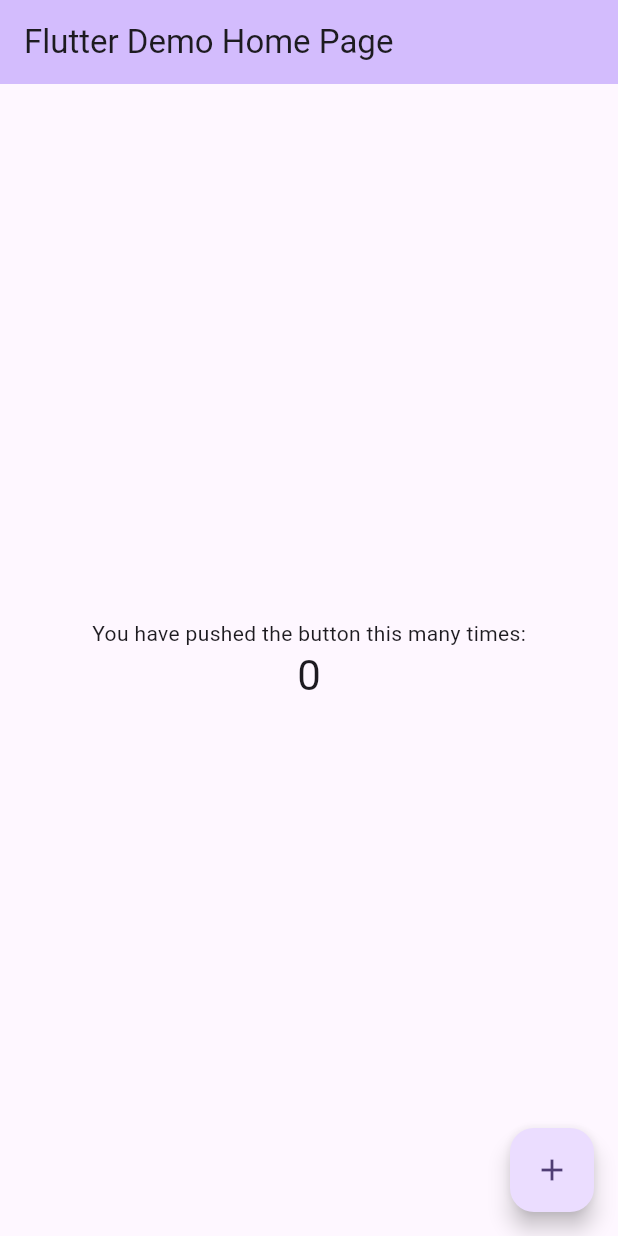
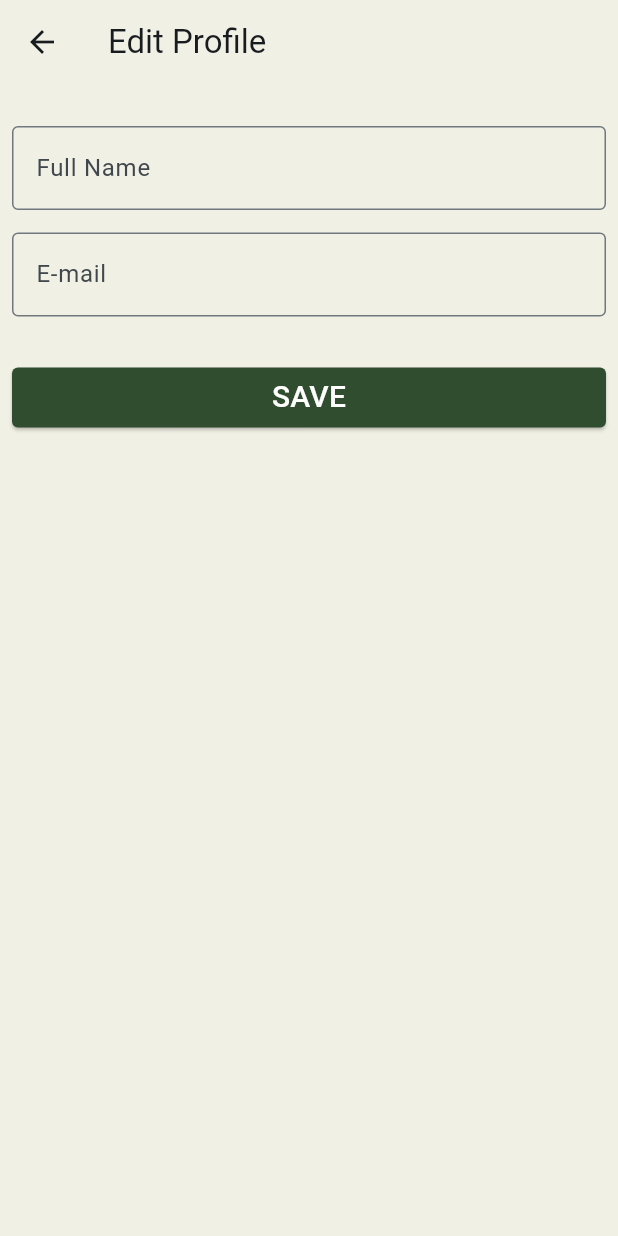
Before and after one commit to Narutchai01/Plant-Diseases-Detec-application, a Flutter app: the screen it shows after launch, on a phone screen of 412 x 824 dp. Run offline on Flutter 3.47's test engine with Material 3 defaults, Android fonts, the phone set to English and light mode, and no system bars.

Commit message:
add edit page

```diff
--- a/lib/main.dart
+++ b/lib/main.dart
@@ -1,3 +1,4 @@
+import 'package:capstonec/screen/Edit.dart';
 import 'package:flutter/material.dart';
 
 void main() {
@@ -7,119 +8,16 @@ void main() {
 class MyApp extends StatelessWidget {
   const MyApp({super.key});
 
-  // This widget is the root of your application.
   @override
   Widget build(BuildContext context) {
     return MaterialApp(
+      debugShowCheckedModeBanner: false,
       title: 'Flutter Demo',
       theme: ThemeData(
-        // This is the theme of your application.
-        //
-        // TRY THIS: Try running your application with "flutter run". You'll see
-        // the application has a purple toolbar. Then, without quitting the app,
-        // try changing the seedColor in the colorScheme below to Colors.green
-        // and then invoke "hot reload" (save your changes or press the "hot
-        // reload" button in a Flutter-supported IDE, or press "r" if you used
-        // the command line to start the app).
-        //
-        // Notice that the counter didn't reset back to zero; the application
-        // state is not lost during the reload. To reset the state, use hot
-        // restart instead.
-        //
-        // This works for code too, not just values: Most code changes can be
-        // tested with just a hot reload.
-        colorScheme: ColorScheme.fromSeed(seedColor: Colors.deepPurple),
+        colorScheme: ColorScheme.fromSeed(seedColor: Colors.lightBlueAccent),
         useMaterial3: true,
       ),
-      home: const MyHomePage(title: 'Flutter Demo Home Page'),
+      home: Editscreen(),
     );
   }
 }
-
-class MyHomePage extends StatefulWidget {
-  const MyHomePage({super.key, required this.title});
-
-  // This widget is the home page of your application. It is stateful, meaning
-  // that it has a State object (defined below) that contains fields that affect
-  // how it looks.
-
-  // This class is the configuration for the state. It holds the values (in this
-  // case the title) provided by the parent (in this case the App widget) and
-  // used by the build method of the State. Fields in a Widget subclass are
-  // always marked "final".
-
-  final String title;
-
-  @override
-  State<MyHomePage> createState() => _MyHomePageState();
-}
-
-class _MyHomePageState extends State<MyHomePage> {
-  int _counter = 0;
-
-  void _incrementCounter() {
-    setState(() {
-      // This call to setState tells the Flutter framework that something has
-      // changed in this State, which causes it to rerun the build method below
-      // so that the display can reflect the updated values. If we changed
-      // _counter without calling setState(), then the build method would not be
-      // called again, and so nothing would appear to happen.
-      _counter++;
-    });
-  }
-
-  @override
-  Widget build(BuildContext context) {
-    // This method is rerun every time setState is called, for instance as done
-    // by the _incrementCounter method above.
-    //
-    // The Flutter framework has been optimized to make rerunning build methods
-    // fast, so that you can just rebuild anything that needs updating rather
-    // than having to individually change instances of widgets.
-    return Scaffold(
-      appBar: AppBar(
-        // TRY THIS: Try changing the color here to a specific color (to
-        // Colors.amber, perhaps?) and trigger a hot reload to see the AppBar
-        // change color while the other colors stay the same.
-        backgroundColor: Theme.of(context).colorScheme.inversePrimary,
-        // Here we take the value from the MyHomePage object that was created by
-        // the App.build method, and use it to set our appbar title.
-        title: Text(widget.title),
-      ),
-      body: Center(
-        // Center is a layout widget. It takes a single child and positions it
-        // in the middle of the parent.
-        child: Column(
-          // Column is also a layout widget. It takes a list of children and
-          // arranges them vertically. By default, it sizes itself to fit its
-          // children horizontally, and tries to be as tall as its parent.
-          //
-          // Column has various properties to control how it sizes itself and
-          // how it positions its children. Here we use mainAxisAlignment to
-          // center the children vertically; the main axis here is the vertical
-          // axis because Columns are vertical (the cross axis would be
-          // horizontal).
-          //
-          // TRY THIS: Invoke "debug painting" (choose the "Toggle Debug Paint"
-          // action in the IDE, or press "p" in the console), to see the
-          // wireframe for each widget.
-          mainAxisAlignment: MainAxisAlignment.center,
-          children: <Widget>[
-            const Text(
-              'You have pushed the button this many times:',
-            ),
-            Text(
-              '$_counter',
-              style: Theme.of(context).textTheme.headlineMedium,
-            ),
-          ],
-        ),
-      ),
-      floatingActionButton: FloatingActionButton(
-        onPressed: _incrementCounter,
-        tooltip: 'Increment',
-        child: const Icon(Icons.add),
-      ), // This trailing comma makes auto-formatting nicer for build methods.
-    );
-  }
-}
--- /dev/null
+++ b/lib/screen/edit.dart
@@ -0,0 +1,88 @@
+import 'package:flutter/material.dart';
+
+class Editscreen extends StatefulWidget {
+  const Editscreen({Key? key}) : super(key: key);
+
+  @override
+  State<Editscreen> createState() => _EditscreenState();
+}
+
+class _EditscreenState extends State<Editscreen> {
+  @override
+  Widget build(BuildContext context) {
+    return Scaffold(
+      backgroundColor: Color.fromRGBO(240, 240, 229, 1),
+      appBar: AppBar(
+        backgroundColor: Color.fromRGBO(240, 240, 229, 1),
+        leading: IconButton(
+          icon: Icon(Icons.arrow_back), // Icon ย้อนกลับ
+          onPressed: () {
+            Navigator.pop(context); // เมื่อปุ่มถูกกด ย้อนกลับไปหน้าก่อนหน้า
+          },
+        ),
+        title: Text('Edit Profile'), // หัวข้อบน AppBar
+      ),
+      body: Container(
+        decoration: BoxDecoration(
+          color: Color.fromRGBO(240, 240, 229, 1), // สีพื้นหลัง
+        ),
+        padding: EdgeInsets.all(8.0),
+        child: Form(
+          child: SingleChildScrollView(
+            child: Column(
+              crossAxisAlignment: CrossAxisAlignment.start,
+              children: [
+                SizedBox(height: 20),
+                Align(
+                  alignment: Alignment.center,
+                  child: TextFormField(
+                    decoration: InputDecoration(
+                      hintText: 'Full Name',
+                      labelText: 'Full Name',
+                      border: OutlineInputBorder(),
+                    ),
+                  ),
+                ),
+                SizedBox(height: 15),
+                Align(
+                  alignment: Alignment.center,
+                  child: TextFormField(
+                    obscureText: true,
+                    decoration: InputDecoration(
+                      hintText: 'E-mail',
+                      labelText: 'E-mail',
+                      border: OutlineInputBorder(),
+                    ),
+                  ),
+                ),
+                SizedBox(height: 30),
+                Align(
+                  alignment: Alignment.center,
+                  child: SizedBox(
+                    width: double.infinity,
+                    child: ElevatedButton(
+                      style: ElevatedButton.styleFrom(
+                        backgroundColor: Color.fromRGBO(48, 77, 48, 1),
+                        shape: RoundedRectangleBorder(
+                          borderRadius: BorderRadius.circular(4), // มุมโค้ง
+                        ),
+                      ),
+                      child: Text(
+                        "SAVE",
+                        style: TextStyle(
+                          fontSize: 20,
+                          color: Color.fromRGBO(255, 255, 255, 1),
+                        ),
+                      ),
+                      onPressed: () {},
+                    ),
+                  ),
+                ),
+              ],
+            ),
+          ),
+        ),
+      ),
+    );
+  }
+}
```
